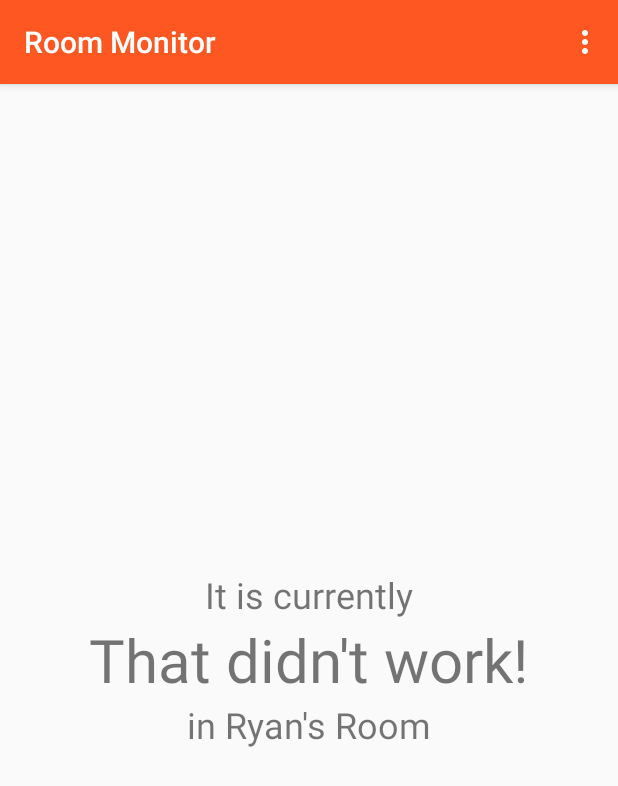
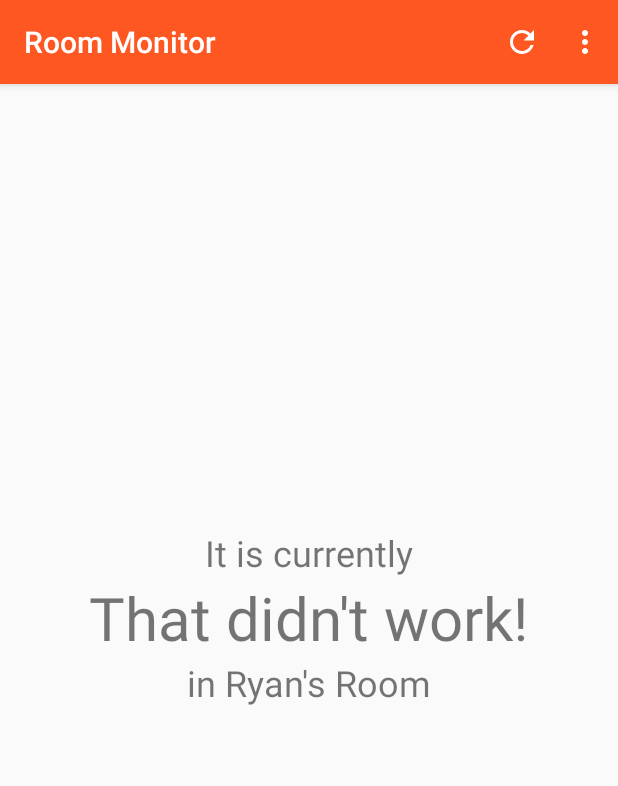
Before and after one commit to RyanJSutton/Room_Monitor, an Android app: the screen it shows after launch (MainActivity), on a phone screen of 412 x 824 dp. Shown: the top 786 px of the screen. Run offline under Robolectric (Android 15) with nearby library versions, the phone set to English and light mode, and no system bars; our stand-ins replace Volley; network calls fail.

Commit message:
Added refresh action button, fixed shadow above app bar

```diff
--- /dev/null
+++ b/RoomMonitor/app/src/main/res/drawable/ic_refresh_white_24dp.xml
@@ -0,0 +1,9 @@
+<vector xmlns:android="http://schemas.android.com/apk/res/android"
+        android:width="24dp"
+        android:height="24dp"
+        android:viewportWidth="24.0"
+        android:viewportHeight="24.0">
+    <path
+        android:fillColor="#FFFFFFFF"
+        android:pathData="M17.65,6.35C16.2,4.9 14.21,4 12,4c-4.42,0 -7.99,3.58 -7.99,8s3.57,8 7.99,8c3.73,0 6.84,-2.55 7.73,-6h-2.08c-0.82,2.33 -3.04,4 -5.65,4 -3.31,0 -6,-2.69 -6,-6s2.69,-6 6,-6c1.66,0 3.14,0.69 4.22,1.78L13,11h7V4l-2.35,2.35z"/>
+</vector>
--- a/RoomMonitor/app/src/main/res/layout/activity_main.xml
+++ b/RoomMonitor/app/src/main/res/layout/activity_main.xml
@@ -6,6 +6,11 @@
     android:layout_height="match_parent"
     android:fitsSystemWindows="true"
     tools:context="xyz.ryansutton.roommonitor.MainActivity">
+
+    <android.support.design.widget.CoordinatorLayout
+        android:layout_width="match_parent"
+        android:layout_height="match_parent"
+        android:fitsSystemWindows="false">
 
         <android.support.design.widget.AppBarLayout
             android:layout_width="match_parent"
@@ -20,6 +25,7 @@
                 app:popupTheme="@style/AppTheme.PopupOverlay" />
 
         </android.support.design.widget.AppBarLayout>
+    </android.support.design.widget.CoordinatorLayout>
 
     <include layout="@layout/content_main" />
 
--- a/RoomMonitor/app/src/main/res/menu/menu_main.xml
+++ b/RoomMonitor/app/src/main/res/menu/menu_main.xml
@@ -5,7 +5,8 @@
     <item
         android:id="@+id/action_refresh"
         android:title="@string/action_refresh"
-        app:showAsAction="never" />
+        android:icon="@drawable/ic_refresh_white_24dp"
+        app:showAsAction="ifRoom" />
 
     <item android:id="@+id/action_settings"
         android:orderInCategory="100"
--- a/RoomMonitor/app/src/main/res/values/colors.xml
+++ b/RoomMonitor/app/src/main/res/values/colors.xml
@@ -3,4 +3,5 @@
     <color name="colorPrimary">#FF5722</color>
     <color name="colorPrimaryDark">#BF360C</color>
     <color name="colorAccent">#FFEA00</color>
+    <color name="colorWhite">#FFFFFF</color>
 </resources>
```
Lines whose indentation alone changed are shown as unchanged.
